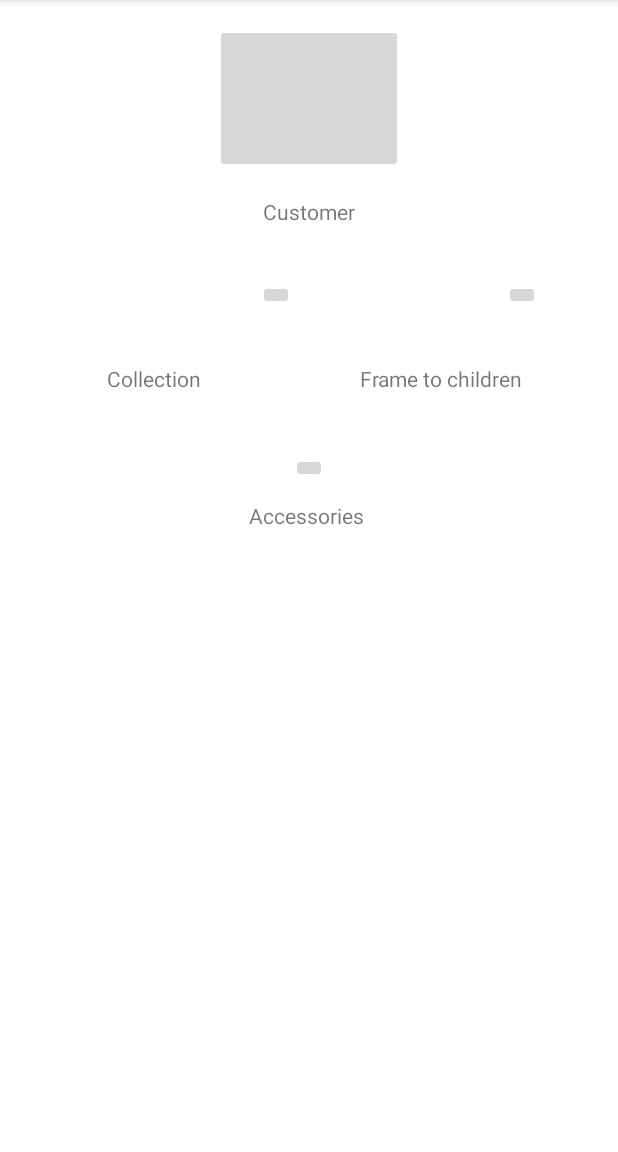
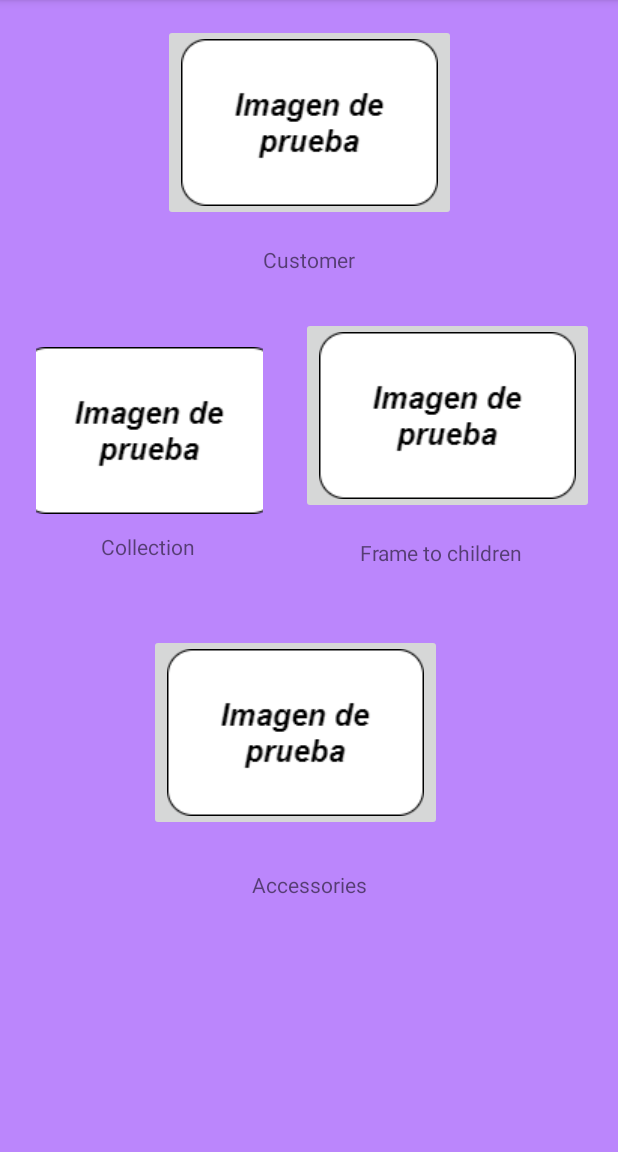
Before and after one commit to HernanTrullo/OptiMovil, an Android app: the screen it shows after launch (VentanaPrincipal), on a phone screen of 412 x 824 dp, the part 84-1236 px from its top. Run offline under Robolectric (Android 15) with nearby library versions, the phone set to English and light mode, and no system bars.

Commit message:
Estructura básica de la aplicación Ver 2

```diff
--- a/app/src/main/java/edu/unicauca/optimovil/Actividades/VentanaPrincipal.java
+++ b/app/src/main/java/edu/unicauca/optimovil/Actividades/VentanaPrincipal.java
@@ -3,16 +3,19 @@ package edu.unicauca.optimovil.Actividades;
 import androidx.appcompat.app.AppCompatActivity;
 
 import android.content.Intent;
+import android.media.Image;
 import android.os.Bundle;
 import android.view.View;
 import android.widget.ImageButton;
+import android.widget.ImageView;
 
 import edu.unicauca.optimovil.R;
 
 public class VentanaPrincipal extends AppCompatActivity {
     public static final String EXTRA_MENSAJE = "edu.unicauca.optimovil.PRODUCTO";
 
-    private ImageButton btiCliente, btiAccesorios, btiNinos, btiColecciones;
+    private ImageButton  btiCliente,btiAccesorios, btiNinos, btiColecciones;
+
 
 
     @Override
--- a/app/src/main/res/layout/ventana_principal.xml
+++ b/app/src/main/res/layout/ventana_principal.xml
@@ -3,7 +3,8 @@
     xmlns:app="http://schemas.android.com/apk/res-auto"
     xmlns:tools="http://schemas.android.com/tools"
     android:layout_width="match_parent"
-    android:layout_height="match_parent">
+    android:layout_height="match_parent"
+    android:background="@color/purple_200">
 
     <TextView
         android:id="@+id/lb_cliente"
@@ -15,82 +16,90 @@
         app:layout_constraintStart_toStartOf="parent"
         app:layout_constraintTop_toBottomOf="@+id/bti_cliente" />
 
+    <TextView
+        android:id="@+id/textView2"
+        android:layout_width="wrap_content"
+        android:layout_height="wrap_content"
+        android:layout_marginTop="12dp"
+        android:text="@string/lb_colecciones"
+        app:layout_constraintEnd_toStartOf="@+id/textView3"
+        app:layout_constraintHorizontal_bias="0.38"
+        app:layout_constraintStart_toStartOf="parent"
+        app:layout_constraintTop_toBottomOf="@+id/bti_colecciones" />
+
+    <TextView
+        android:id="@+id/textView3"
+        android:layout_width="wrap_content"
+        android:layout_height="wrap_content"
+        android:layout_marginTop="16dp"
+        android:layout_marginEnd="64dp"
+        android:text="@string/lb_moturas_para_ninos"
+        app:layout_constraintEnd_toEndOf="parent"
+        app:layout_constraintTop_toBottomOf="@+id/bti_ninos" />
+
+    <TextView
+        android:id="@+id/textView4"
+        android:layout_width="wrap_content"
+        android:layout_height="wrap_content"
+        android:layout_marginTop="16dp"
+        android:layout_marginBottom="16dp"
+        android:text="@string/lb_accesorios"
+        app:layout_constraintBottom_toBottomOf="parent"
+        app:layout_constraintEnd_toEndOf="parent"
+        app:layout_constraintStart_toStartOf="parent"
+        app:layout_constraintTop_toBottomOf="@+id/bti_accesorios"
+        app:layout_constraintVertical_bias="0.062" />
+
     <ImageButton
         android:id="@+id/bti_cliente"
-        android:layout_width="125dp"
-        android:layout_height="99dp"
+        android:layout_width="wrap_content"
+        android:layout_height="wrap_content"
         android:layout_marginTop="16dp"
         android:contentDescription="@string/lb_cliente"
         app:layout_constraintEnd_toEndOf="parent"
         app:layout_constraintStart_toStartOf="parent"
         app:layout_constraintTop_toTopOf="parent"
-        tools:srcCompat="@tools:sample/avatars" />
+        app:srcCompat="@drawable/imagen_prueba" />
 
     <ImageButton
         android:id="@+id/bti_colecciones"
-        android:layout_width="wrap_content"
-        android:layout_height="wrap_content"
-        android:layout_marginStart="20dp"
-        android:layout_marginTop="36dp"
+        android:layout_width="151dp"
+        android:layout_height="111dp"
+        android:layout_marginTop="84dp"
         android:contentDescription="@string/lb_colecciones"
-        app:layout_constraintEnd_toStartOf="@+id/bti_ninos"
-        app:layout_constraintHorizontal_bias="0.52"
+        app:layout_constraintEnd_toEndOf="parent"
+        app:layout_constraintHorizontal_bias="0.092"
         app:layout_constraintStart_toStartOf="parent"
-        app:layout_constraintTop_toBottomOf="@+id/lb_cliente"
-        tools:srcCompat="@tools:sample/avatars" />
-
-    <TextView
-        android:id="@+id/textView2"
-        android:layout_width="wrap_content"
-        android:layout_height="wrap_content"
-        android:layout_marginTop="36dp"
-        android:text="@string/lb_colecciones"
-        app:layout_constraintEnd_toStartOf="@+id/textView3"
-        app:layout_constraintHorizontal_bias="0.402"
-        app:layout_constraintStart_toStartOf="parent"
-        app:layout_constraintTop_toBottomOf="@+id/bti_colecciones" />
+        app:layout_constraintTop_toBottomOf="@+id/bti_cliente"
+        app:srcCompat="@drawable/imagen_prueba" />
 
     <ImageButton
         android:id="@+id/bti_ninos"
         android:layout_width="wrap_content"
         android:layout_height="wrap_content"
-        android:layout_marginTop="36dp"
-        android:layout_marginEnd="52dp"
+        android:layout_marginStart="16dp"
+        android:layout_marginTop="64dp"
+        android:layout_marginEnd="16dp"
+        android:layout_marginBottom="16dp"
         android:contentDescription="@string/lb_moturas_para_ninos"
+        app:layout_constraintBottom_toBottomOf="@+id/bti_colecciones"
         app:layout_constraintEnd_toEndOf="parent"
-        app:layout_constraintTop_toBottomOf="@+id/lb_cliente"
-        tools:srcCompat="@tools:sample/avatars" />
-
-    <TextView
-        android:id="@+id/textView3"
-        android:layout_width="wrap_content"
-        android:layout_height="wrap_content"
-        android:layout_marginEnd="64dp"
-        android:text="@string/lb_moturas_para_ninos"
-        app:layout_constraintBottom_toBottomOf="@+id/textView2"
-        app:layout_constraintEnd_toEndOf="parent"
-        app:layout_constraintTop_toBottomOf="@+id/bti_ninos"
-        app:layout_constraintVertical_bias="1.0" />
+        app:layout_constraintHorizontal_bias="1.0"
+        app:layout_constraintStart_toEndOf="@+id/bti_colecciones"
+        app:layout_constraintTop_toBottomOf="@+id/bti_cliente"
+        app:layout_constraintVertical_bias="0.0"
+        app:srcCompat="@drawable/imagen_prueba" />
 
     <ImageButton
         android:id="@+id/bti_accesorios"
         android:layout_width="wrap_content"
         android:layout_height="wrap_content"
-        android:layout_marginTop="40dp"
+        android:layout_marginTop="80dp"
         android:contentDescription="@string/lb_accesorios"
         app:layout_constraintEnd_toEndOf="parent"
+        app:layout_constraintHorizontal_bias="0.458"
         app:layout_constraintStart_toStartOf="parent"
-        app:layout_constraintTop_toBottomOf="@+id/textView2"
-        tools:srcCompat="@tools:sample/avatars" />
+        app:layout_constraintTop_toBottomOf="@+id/bti_colecciones"
+        app:srcCompat="@drawable/imagen_prueba" />
 
-    <TextView
-        android:id="@+id/textView4"
-        android:layout_width="wrap_content"
-        android:layout_height="wrap_content"
-        android:layout_marginTop="12dp"
-        android:text="@string/lb_accesorios"
-        app:layout_constraintEnd_toEndOf="parent"
-        app:layout_constraintHorizontal_bias="0.495"
-        app:layout_constraintStart_toStartOf="parent"
-        app:layout_constraintTop_toBottomOf="@+id/bti_accesorios" />
 </androidx.constraintlayout.widget.ConstraintLayout>
```
Also changed, not shown: app/src/main/res/drawable/imagen_prueba.png (added).
